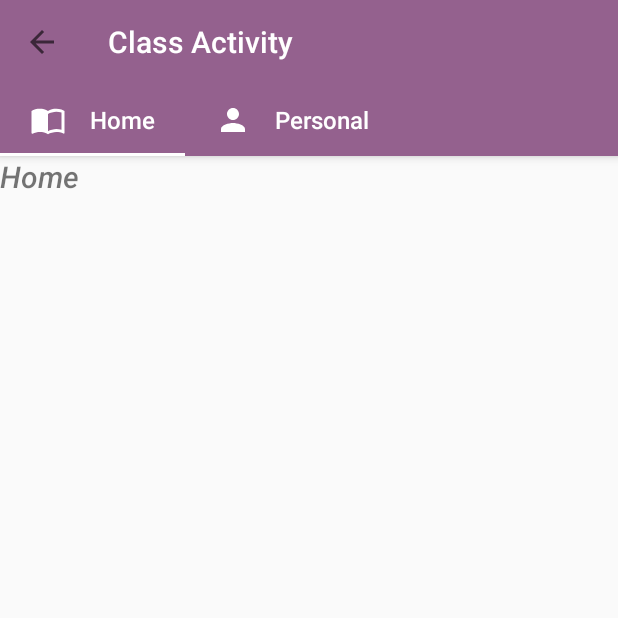
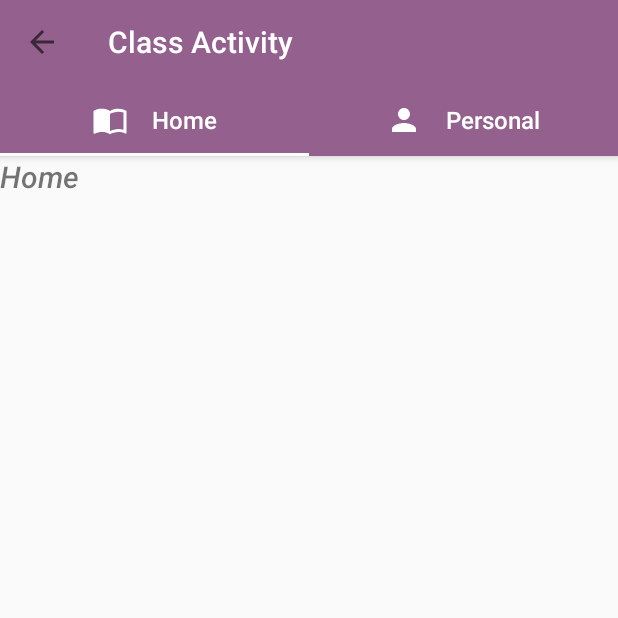
Before and after one commit to GroupTryHard/AutumWings, an Android app: the ClassActivity screen opened directly, with no data from a screen before it, on a phone screen of 412 x 824 dp, the top half of it. Run offline under Robolectric (Android 15) with nearby library versions, the phone set to English and light mode, and no system bars; our stand-ins replace ButterKnife.

Commit message:
fixed tablayoyt

```diff
--- a/app/src/main/res/layout/activity_class.xml
+++ b/app/src/main/res/layout/activity_class.xml
@@ -22,7 +22,9 @@
             android:layout_height="wrap_content"
             android:background="@color/colorPrimary"
             app:tabIndicatorColor="@android:color/white"
-            app:tabMode="scrollable" />
+            app:tabMaxWidth="0dp"
+            app:tabGravity="fill"
+            app:tabMode="fixed" />
 
     </android.support.design.widget.AppBarLayout>
 
```
